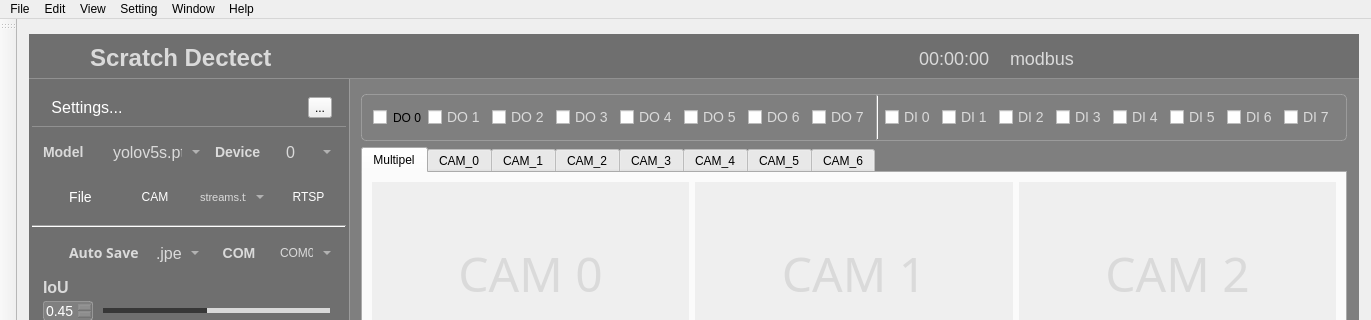
bigcheng123/Scratches-detected, file ui_files/main_win.ui: the form before one commit; both pictures show x 0 to 1371 and y 0 to 320 of the 1371 by 684 pixel window.
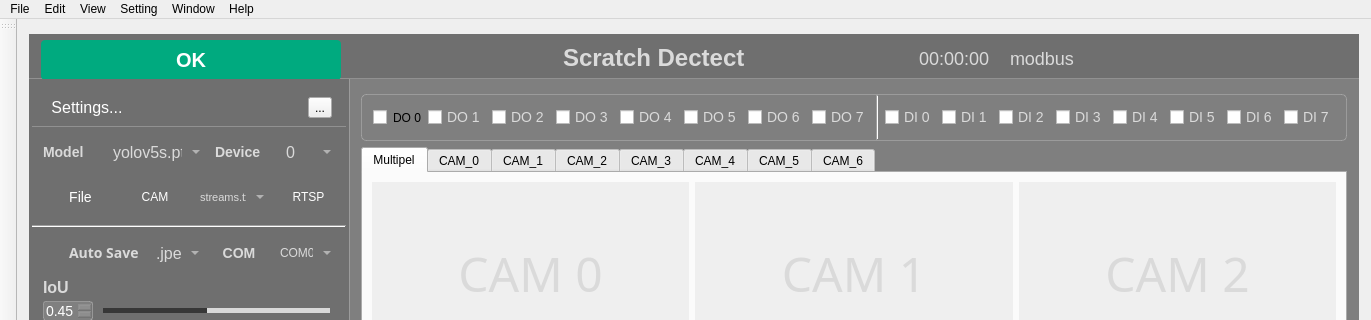
The form after the commit. Icons and pictures are not drawn. Custom widgets are drawn as their Qt base class.

The edit to the form file:
```diff
--- a/ui_files/main_win.ui
+++ b/ui_files/main_win.ui
@@ -84,6 +84,40 @@
           <property name="bottomMargin">
            <number>0</number>
           </property>
+          <item>
+           <widget class="QPushButton" name="pushButton_2">
+            <property name="minimumSize">
+             <size>
+              <width>300</width>
+              <height>40</height>
+             </size>
+            </property>
+            <property name="styleSheet">
+             <string notr="true">font-size: 20px;
+font-family: &quot;Microsoft YaHei&quot;;
+font-weight: bold;
+border-radius:4px;
+background-color: rgb(0, 170, 127);
+color: rgb(255, 255, 255);</string>
+            </property>
+            <property name="text">
+             <string>OK</string>
+            </property>
+           </widget>
+          </item>
+          <item>
+           <spacer name="horizontalSpacer">
+            <property name="orientation">
+             <enum>Qt::Horizontal</enum>
+            </property>
+            <property name="sizeHint" stdset="0">
+             <size>
+              <width>40</width>
+              <height>20</height>
+             </size>
+            </property>
+           </spacer>
+          </item>
           <item>
            <widget class="QPushButton" name="fileButton_2">
             <property name="minimumSize">
@@ -189,7 +223,7 @@
            </widget>
           </item>
           <item>
-           <spacer name="horizontalSpacer">
+           <spacer name="horizontalSpacer_2">
             <property name="orientation">
              <enum>Qt::Horizontal</enum>
             </property>
```
